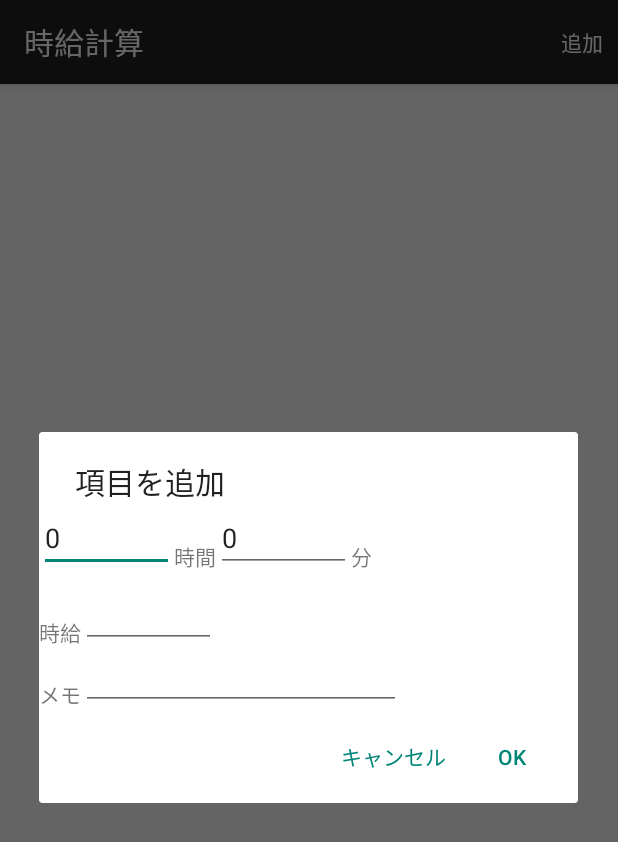
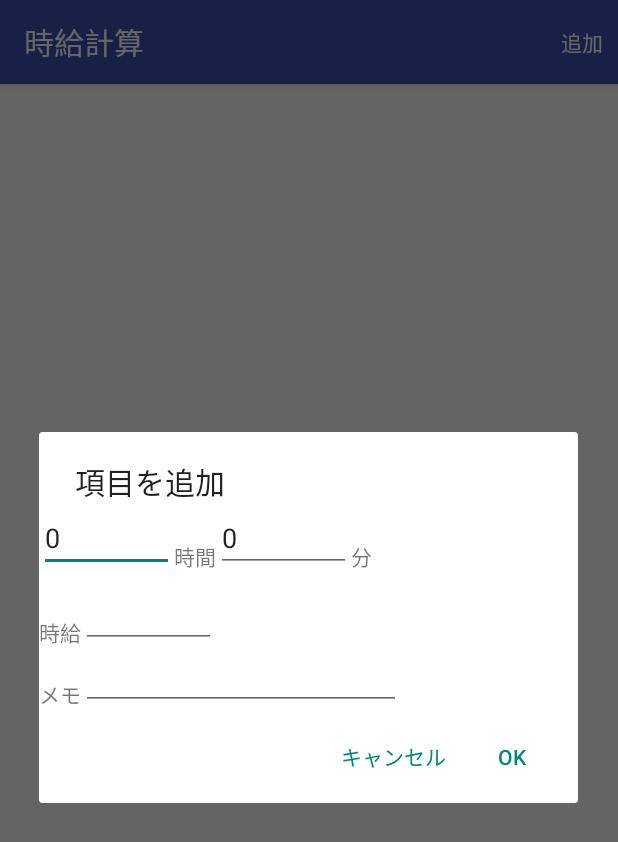
Before and after one commit to sugtao4423/CalcSalary, an Android app: the screen it shows after launch (MainActivity), after a tap on "追加", on a phone screen of 412 x 824 dp. Shown: the top 842 px of the screen. Run offline under Robolectric (Android 15) with nearby library versions, the phone set to English and light mode, and no system bars.

Commit message:
colorPrimary(Dark)を実装

```diff
--- /dev/null
+++ b/app/src/main/res/values/colors.xml
@@ -0,0 +1,7 @@
+<?xml version="1.0" encoding="utf-8"?>
+<resources>
+
+    <color name="primaryColor">#3F51B5</color>
+    <color name="primaryColorDark">#303F9F</color>
+
+</resources>
--- a/app/src/main/res/values/styles.xml
+++ b/app/src/main/res/values/styles.xml
@@ -1,6 +1,9 @@
 <?xml version="1.0" encoding="utf-8"?>
 <resources>
 
-    <style name="AppTheme" parent="Theme.AppCompat.Light.DarkActionBar"></style>
+    <style name="AppTheme" parent="Theme.AppCompat.Light.DarkActionBar">
+        <item name="colorPrimary">@color/primaryColor</item>
+        <item name="colorPrimaryDark">@color/primaryColorDark</item>
+    </style>
 
 </resources>
```
